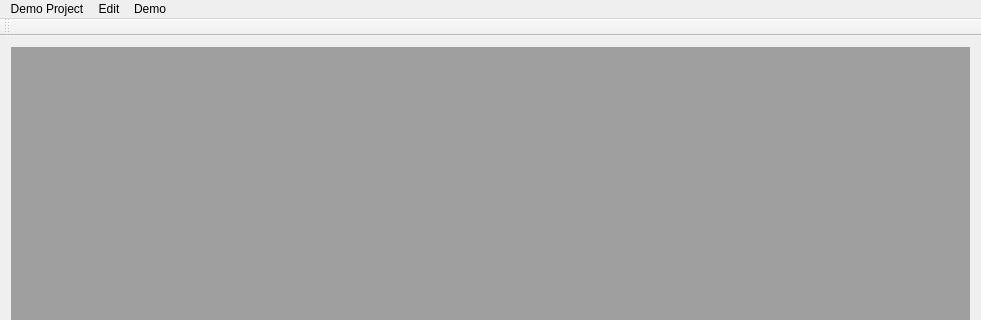
Qt form lcUI/mainwindow.ui (LibreCAD/LibreCAD_3) before a commit; both pictures show x 0 to 981 and y 0 to 320 of the 981 by 514 pixel window.
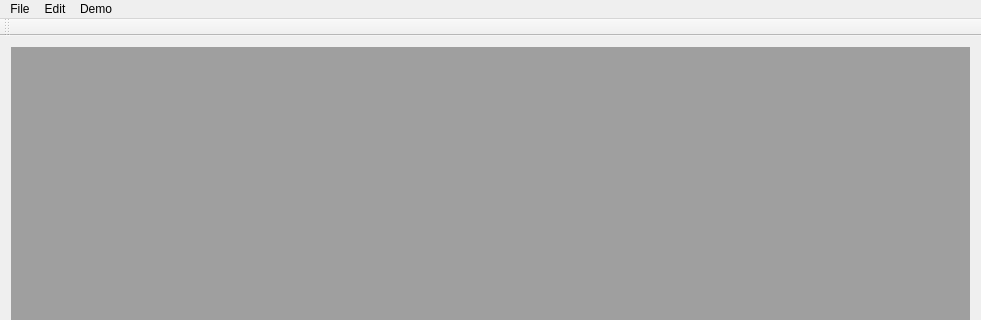
The same form after that commit.

The edit to the form file:
```diff
--- a/lcUI/mainwindow.ui
+++ b/lcUI/mainwindow.ui
@@ -41,12 +41,12 @@
      <x>0</x>
      <y>0</y>
      <width>981</width>
-     <height>22</height>
+     <height>19</height>
     </rect>
    </property>
    <widget class="QMenu" name="menuDemo_Project">
     <property name="title">
-     <string>Demo Project</string>
+     <string>File</string>
     </property>
     <addaction name="actionNew"/>
    </widget>
```
Left out of the diff: 6 changed lines with no effect on the pictures.
